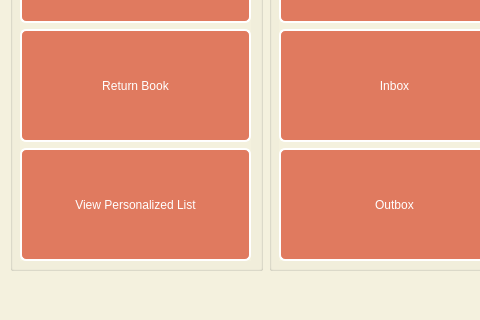
The window that mainwindow_user.ui (kianmajl/Library) describes before a commit, drawn with Qt 5; both pictures show x 0 to 480 and y 280 to 600 of the 800 by 600 pixel window.
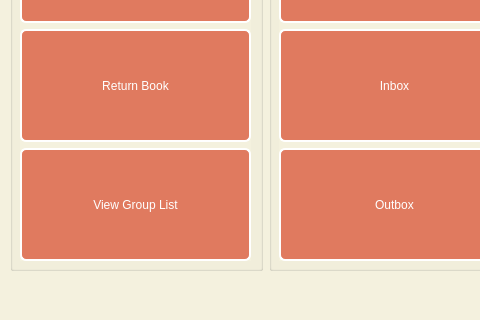
The same window after the commit. Icons and pictures are not drawn.

Commit message: improvments in performance & ui/ux

Patch:
```diff
--- a/mainwindow_user.ui
+++ b/mainwindow_user.ui
@@ -232,7 +232,7 @@
             </sizepolicy>
            </property>
            <property name="text">
-            <string>View Personalized List</string>
+            <string>View Group List</string>
            </property>
           </widget>
          </item>
```
Left out of the diff: 2 changed lines with no effect on the pictures. The commit also changes 5 other files.
